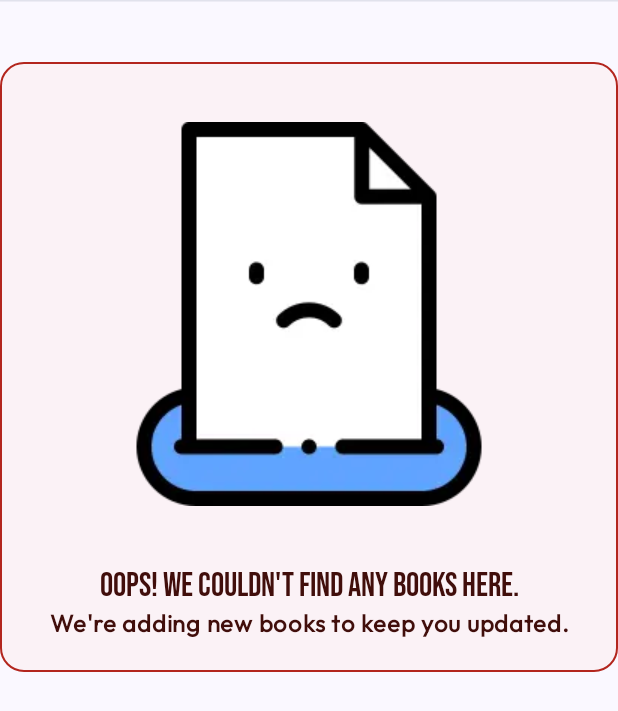
After one commit to marlonlom/itbooks, an Android app built with Jetpack Compose: the composable BooksEmptyListMessage shown on its own in the app's theme, on a phone screen of 412 x 824 dp. The commit adds this screen. Shown: the top 711 px of the screen. Run offline under Robolectric (Android 15) with nearby library versions, the phone set to English and light mode, and no system bars.

Commit message:
feat(apps:mobile): Update books list empty ui composable, add new ui tests

```diff
--- /dev/null
+++ b/apps/mobile/src/main/kotlin/dev/marlonlom/itbooks/features/books/list/BooksEmptyListMessage.kt
@@ -0,0 +1,76 @@
+/*
+ * Copyright 2024 Marlonlom
+ * SPDX-License-Identifier: Apache-2.0
+ */
+package dev.marlonlom.itbooks.features.books.list
+
+import androidx.compose.foundation.Image
+import androidx.compose.foundation.background
+import androidx.compose.foundation.border
+import androidx.compose.foundation.layout.Arrangement
+import androidx.compose.foundation.layout.Column
+import androidx.compose.foundation.layout.fillMaxSize
+import androidx.compose.foundation.layout.fillMaxWidth
+import androidx.compose.foundation.layout.padding
+import androidx.compose.material3.HorizontalDivider
+import androidx.compose.material3.MaterialTheme
+import androidx.compose.material3.Text
+import androidx.compose.runtime.Composable
+import androidx.compose.ui.Alignment
+import androidx.compose.ui.Modifier
+import androidx.compose.ui.res.painterResource
+import androidx.compose.ui.res.stringResource
+import androidx.compose.ui.text.buildAnnotatedString
+import androidx.compose.ui.text.font.FontWeight
+import androidx.compose.ui.text.style.TextAlign
+import androidx.compose.ui.text.withStyle
+import androidx.compose.ui.unit.dp
+import dev.marlonlom.itbooks.R
+
+/**
+ * Books empty list composable ui.
+ *
+ * @author marlonlom
+ */
+@Composable
+internal fun BooksEmptyListMessage() = Column(modifier = Modifier.fillMaxSize()) {
+  HorizontalDivider(
+    modifier = Modifier.padding(bottom = 40.dp),
+    color = MaterialTheme.colorScheme.surfaceVariant,
+  )
+  Column(
+    modifier = Modifier
+      .background(MaterialTheme.colorScheme.errorContainer.copy(alpha = 0.25f), MaterialTheme.shapes.large)
+      .border(1.dp, MaterialTheme.colorScheme.error, MaterialTheme.shapes.large)
+      .padding(vertical = 20.dp),
+    verticalArrangement = Arrangement.Center,
+    horizontalAlignment = Alignment.CenterHorizontally,
+  ) {
+    Image(
+      modifier = Modifier.padding(vertical = 20.dp),
+      painter = painterResource(id = R.drawable.img_books_empty_list),
+      contentDescription = stringResource(id = R.string.text_books_empty_list_cd),
+    )
+
+    val annotatedString = buildAnnotatedString {
+      withStyle(
+        style = MaterialTheme.typography.titleLarge.toSpanStyle(),
+      ) {
+        append(stringResource(R.string.text_books_list_empty_title01))
+      }
+      append("\n")
+      append(stringResource(R.string.text_books_list_empty_title02))
+    }
+
+    Text(
+      modifier = Modifier
+        .fillMaxWidth()
+        .padding(horizontal = 20.dp)
+        .padding(top = 20.dp),
+      textAlign = TextAlign.Center,
+      fontWeight = FontWeight.Bold,
+      color = MaterialTheme.colorScheme.onErrorContainer,
+      text = annotatedString,
+    )
+  }
+}
--- a/apps/mobile/src/main/res/values/strings.xml
+++ b/apps/mobile/src/main/res/values/strings.xml
@@ -9,4 +9,7 @@
   <!-- feature: books list -->
   <string name="text_books_list_heading_img_cd">Brand image for IT Books</string>
   <string name="text_book_list_item_picture_cd">Book picture for %1$s</string>
+  <string name="text_books_empty_list_cd">Image for books empty list</string>
+  <string name="text_books_list_empty_title01">Oops! We couldn\'t find any books here.</string>
+  <string name="text_books_list_empty_title02">We\'re adding new books to keep you updated.</string>
 </resources>
```
Also changed, not shown: apps/mobile/src/main/kotlin/dev/marlonlom/itbooks/features/books/list/BooksListScreen.kt (+1 -15 lines), apps/mobile/src/main/res/drawable/img_books_empty_list.webp (added), 1 other file.
